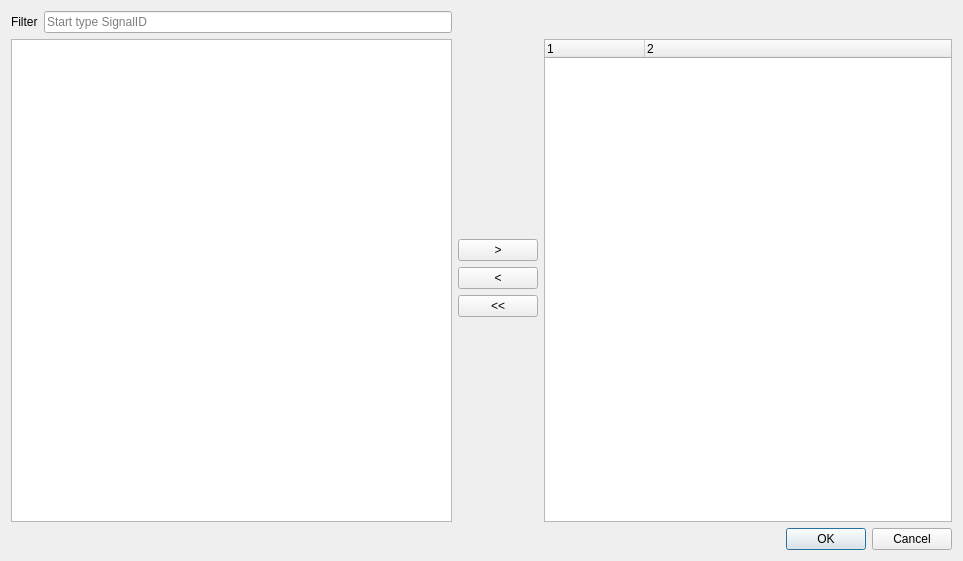
Old version of the form Monitor/DialogChooseArchiveSignals.ui in the repository whiteman-kr/u7set.
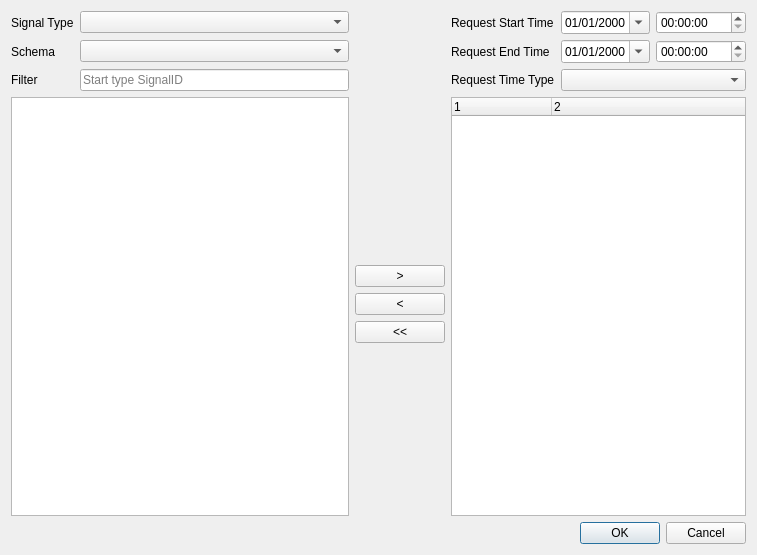
New version of the form.

Commit message: RPCT-1741, Monitor: Work on choosing signals for archive

Patch:
```diff
--- a/Monitor/DialogChooseArchiveSignals.ui
+++ b/Monitor/DialogChooseArchiveSignals.ui
@@ -6,8 +6,8 @@
    <rect>
     <x>0</x>
     <y>0</y>
-    <width>963</width>
-    <height>561</height>
+    <width>757</width>
+    <height>555</height>
    </rect>
   </property>
   <property name="minimumSize">
@@ -21,52 +21,71 @@
   </property>
   <layout class="QGridLayout" name="gridLayout3">
    <item row="0" column="0">
-    <layout class="QGridLayout" name="gridLayout" rowstretch="0,0,0,0,0,0,0,0" rowminimumheight="0,0,0,0,0,0,0,0">
+    <layout class="QGridLayout" name="gridLayout" rowstretch="0,0,0,0,0,0,0,0,0,0,0,0" columnstretch="0,3,1,1,1,1">
      <property name="sizeConstraint">
       <enum>QLayout::SetDefaultConstraint</enum>
      </property>
-     <item row="3" column="2">
-      <widget class="QPushButton" name="removeSignalButton">
+     <item row="1" column="4">
+      <widget class="QDateEdit" name="startDateEdit">
+       <property name="buttonSymbols">
+        <enum>QAbstractSpinBox::UpDownArrows</enum>
+       </property>
+       <property name="showGroupSeparator" stdset="0">
+        <bool>true</bool>
+       </property>
+       <property name="currentSection">
+        <enum>QDateTimeEdit::MonthSection</enum>
+       </property>
+       <property name="displayFormat">
+        <string>MM/dd/yyyy</string>
+       </property>
+       <property name="calendarPopup">
+        <bool>true</bool>
+       </property>
+       <property name="timeSpec">
+        <enum>Qt::UTC</enum>
+       </property>
+      </widget>
+     </item>
+     <item row="1" column="0">
+      <widget class="QLabel" name="signalTypeLabel">
        <property name="text">
-        <string>&lt;</string>
+        <string>Signal Type</string>
        </property>
       </widget>
      </item>
-     <item row="2" column="2">
-      <widget class="QPushButton" name="addSignalButton">
+     <item row="3" column="3">
+      <widget class="QLabel" name="timeTypeLabel">
        <property name="text">
-        <string>&gt;</string>
+        <string>Request Time Type</string>
        </property>
       </widget>
      </item>
-     <item row="4" column="2">
-      <widget class="QPushButton" name="removeAllSignalsButton">
+     <item row="2" column="3">
+      <widget class="QLabel" name="endTimeLabel">
        <property name="text">
-        <string>&lt;&lt;</string>
+        <string>Request End Time</string>
        </property>
       </widget>
      </item>
-     <item row="0" column="1">
+     <item row="3" column="0">
+      <widget class="QLabel" name="filterLabel">
+       <property name="text">
+        <string>Filter</string>
+       </property>
+      </widget>
+     </item>
+     <item row="3" column="1">
       <widget class="QLineEdit" name="filterEdit">
        <property name="placeholderText">
         <string>Start type SignalID</string>
        </property>
+       <property name="clearButtonEnabled">
+        <bool>true</bool>
+       </property>
       </widget>
      </item>
      <item row="5" column="2">
-      <spacer name="verticalSpacer2">
-       <property name="orientation">
-        <enum>Qt::Vertical</enum>
-       </property>
-       <property name="sizeHint" stdset="0">
-        <size>
-         <width>20</width>
-         <height>40</height>
-        </size>
-       </property>
-      </spacer>
-     </item>
-     <item row="1" column="2">
       <spacer name="verticalSpacer1">
        <property name="orientation">
         <enum>Qt::Vertical</enum>
@@ -79,14 +98,83 @@
        </property>
       </spacer>
      </item>
-     <item row="0" column="0">
-      <widget class="QLabel" name="filterLabel">
+     <item row="2" column="0">
+      <widget class="QLabel" name="schemaLabel">
        <property name="text">
-        <string>Filter</string>
+        <string>Schema</string>
        </property>
       </widget>
      </item>
-     <item row="1" column="3" rowspan="7">
+     <item row="5" column="0" rowspan="7" colspan="2">
+      <widget class="QTreeView" name="filteredSignals">
+       <property name="rootIsDecorated">
+        <bool>false</bool>
+       </property>
+       <property name="itemsExpandable">
+        <bool>false</bool>
+       </property>
+       <property name="sortingEnabled">
+        <bool>false</bool>
+       </property>
+       <property name="headerHidden">
+        <bool>false</bool>
+       </property>
+       <property name="expandsOnDoubleClick">
+        <bool>false</bool>
+       </property>
+      </widget>
+     </item>
+     <item row="1" column="3">
+      <widget class="QLabel" name="startTimeLabel">
+       <property name="text">
+        <string>Request Start Time</string>
+       </property>
+      </widget>
+     </item>
+     <item row="7" column="2">
+      <widget class="QPushButton" name="removeSignalButton">
+       <property name="text">
+        <string>&lt;</string>
+       </property>
+      </widget>
+     </item>
+     <item row="8" column="2">
+      <widget class="QPushButton" name="removeAllSignalsButton">
+       <property name="text">
+        <string>&lt;&lt;</string>
+       </property>
+      </widget>
+     </item>
+     <item row="6" column="2">
+      <widget class="QPushButton" name="addSignalButton">
+       <property name="text">
+        <string>&gt;</string>
+       </property>
+      </widget>
+     </item>
+     <item row="9" column="2">
+      <spacer name="verticalSpacer2">
+       <property name="orientation">
+        <enum>Qt::Vertical</enum>
+       </property>
+       <property name="sizeHint" stdset="0">
+        <size>
+         <width>20</width>
+         <height>40</height>
+        </size>
+       </property>
+      </spacer>
+     </item>
+     <item row="1" column="1">
+      <widget class="QComboBox" name="signalTypeCombo"/>
+     </item>
+     <item row="2" column="1">
+      <widget class="QComboBox" name="schemaCombo"/>
+     </item>
+     <item row="1" column="5">
+      <widget class="QTimeEdit" name="startTimeEdit"/>
+     </item>
+     <item row="5" column="3" rowspan="7" colspan="3">
       <widget class="QTreeWidget" name="archiveSignals">
        <property name="rootIsDecorated">
         <bool>false</bool>
@@ -118,25 +206,34 @@
        </column>
       </widget>
      </item>
-     <item row="1" column="0" rowspan="7" colspan="2">
-      <widget class="QTreeView" name="filteredSignals">
-       <property name="rootIsDecorated">
-        <bool>false</bool>
+     <item row="3" column="4" colspan="2">
+      <widget class="QComboBox" name="timeTypeCombo"/>
+     </item>
+     <item row="2" column="4">
+      <widget class="QDateEdit" name="endDateEdit">
+       <property name="buttonSymbols">
+        <enum>QAbstractSpinBox::UpDownArrows</enum>
        </property>
-       <property name="itemsExpandable">
-        <bool>false</bool>
+       <property name="showGroupSeparator" stdset="0">
+        <bool>true</bool>
        </property>
-       <property name="sortingEnabled">
-        <bool>false</bool>
+       <property name="currentSection">
+        <enum>QDateTimeEdit::MonthSection</enum>
        </property>
-       <property name="headerHidden">
-        <bool>false</bool>
+       <property name="displayFormat">
+        <string>MM/dd/yyyy</string>
        </property>
-       <property name="expandsOnDoubleClick">
-        <bool>false</bool>
+       <property name="calendarPopup">
+        <bool>true</bool>
+       </property>
+       <property name="timeSpec">
+        <enum>Qt::UTC</enum>
        </property>
       </widget>
      </item>
+     <item row="2" column="5">
+      <widget class="QTimeEdit" name="endTimeEdit"/>
+     </item>
     </layout>
    </item>
    <item row="1" column="0">
```
Left out of the diff: 35 changed lines with no effect on the pictures. The commit also changes 7 other files.
